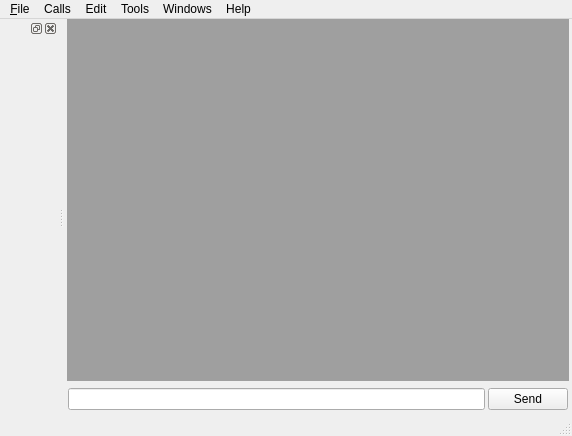
Old version of the form src/mainwindow.ui in the repository coolshou/qterminal.
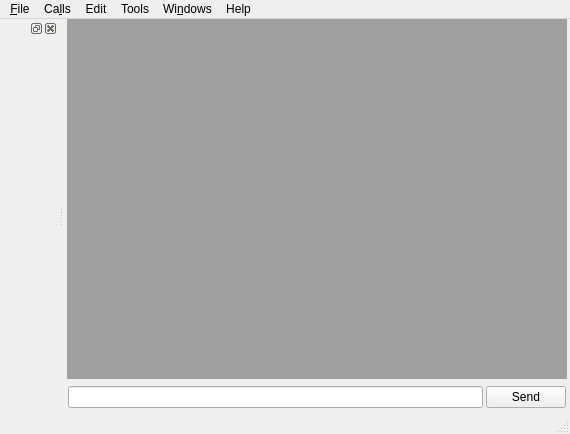
New version of the form. Icons and pictures are not drawn.

```diff
--- a/src/mainwindow.ui
+++ b/src/mainwindow.ui
@@ -6,8 +6,8 @@
    <rect>
     <x>0</x>
     <y>0</y>
-    <width>572</width>
-    <height>436</height>
+    <width>570</width>
+    <height>434</height>
    </rect>
   </property>
   <property name="windowTitle">
@@ -17,6 +17,18 @@
    <iconset resource="../qtvt.qrc">
     <normaloff>:/images/qtvt.png</normaloff>:/images/qtvt.png</iconset>
   </property>
+  <property name="iconSize">
+   <size>
+    <width>32</width>
+    <height>32</height>
+   </size>
+  </property>
+  <property name="documentMode">
+   <bool>false</bool>
+  </property>
+  <property name="unifiedTitleAndToolBarOnMac">
+   <bool>true</bool>
+  </property>
   <widget class="QWidget" name="centralWidget">
    <layout class="QVBoxLayout" name="verticalLayout" stretch="1,0">
     <property name="spacing">
@@ -106,13 +118,13 @@
     <rect>
      <x>0</x>
      <y>0</y>
-     <width>572</width>
-     <height>23</height>
+     <width>570</width>
+     <height>28</height>
     </rect>
    </property>
    <widget class="QMenu" name="menuCalls">
     <property name="title">
-     <string>Calls</string>
+     <string>Ca&amp;lls</string>
     </property>
     <addaction name="actionConnect"/>
     <addaction name="actionDisconnect"/>
@@ -145,7 +157,7 @@
    </widget>
    <widget class="QMenu" name="menuWindows">
     <property name="title">
-     <string>Windows</string>
+     <string>Wi&amp;ndows</string>
     </property>
     <addaction name="actionCascade"/>
     <addaction name="actionTile"/>
```
Left out of the diff: 20 changed lines with no effect on the pictures.
